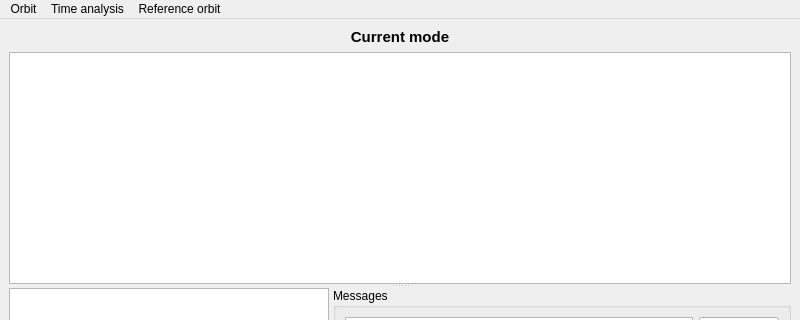
Qt form search_kicks/ui/main_window.ui (hz-b/MSc_SearchKicks) before a commit; both pictures show x 0 to 800 and y 0 to 320 of the 800 by 600 pixel window.
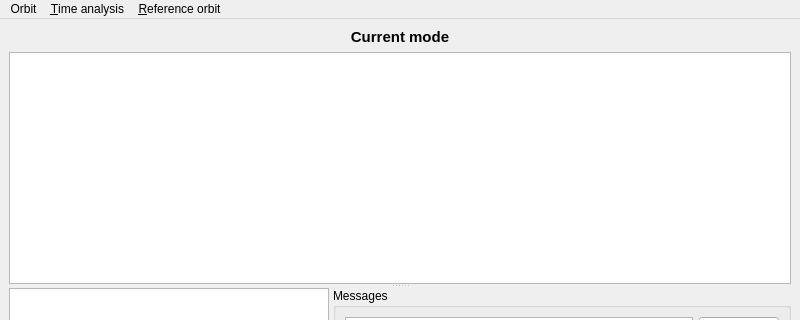
The same form after that commit.

Commit message: add orbit picker

The edit to the form file:
```diff
--- a/search_kicks/ui/main_window.ui
+++ b/search_kicks/ui/main_window.ui
@@ -91,7 +91,7 @@
      <x>0</x>
      <y>0</y>
      <width>800</width>
-     <height>19</height>
+     <height>29</height>
     </rect>
    </property>
    <widget class="QMenu" name="menuSource">
@@ -112,7 +112,7 @@
    </widget>
    <widget class="QMenu" name="menu_time_analysis">
     <property name="title">
-     <string>Time analysis</string>
+     <string>&amp;Time analysis</string>
     </property>
     <addaction name="action_timeanalys_load_fofb"/>
     <addaction name="action_timeanalys_load_file"/>
@@ -120,7 +120,7 @@
    </widget>
    <widget class="QMenu" name="menuReference_orbit">
     <property name="title">
-     <string>Reference orbit</string>
+     <string>&amp;Reference orbit</string>
     </property>
     <addaction name="action_reference_view"/>
    </widget>
```
Left out of the diff: 26 changed lines with no effect on the pictures. The commit also changes 4 other files.
